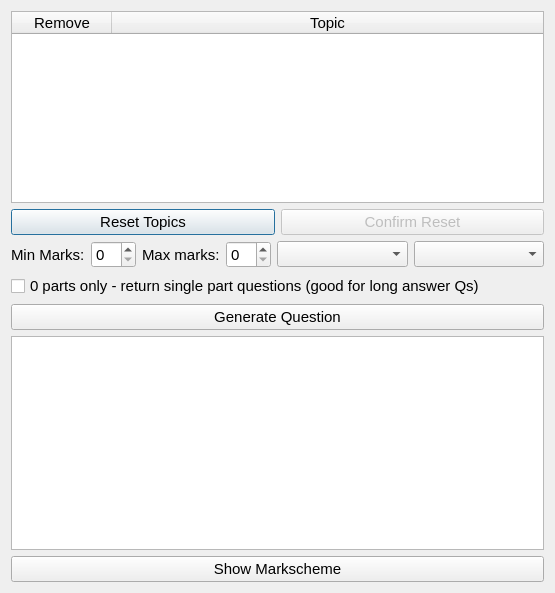
This is QT/RandomQuestion.ui in Daniel-CG-Wright/ExamPaperProject as Qt 5 draws it before an edit. The edited form follows.
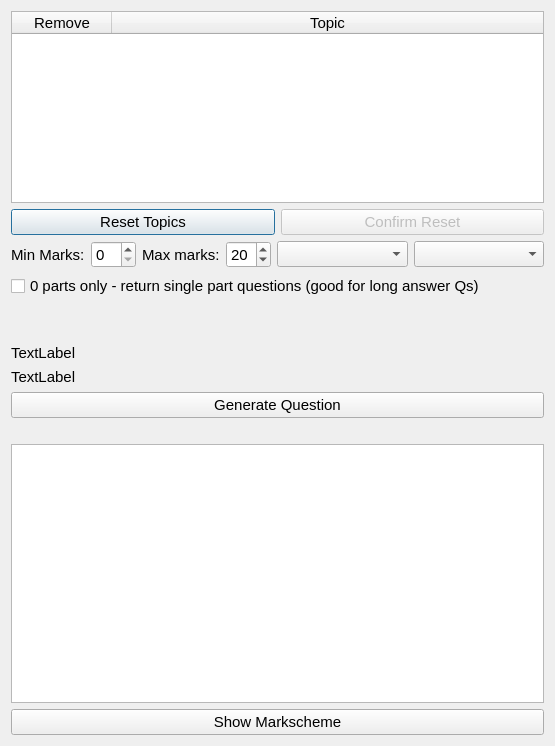
This is the edited form.

Commit message: Random question generator works, and exposes all our issues with the questions we parse from pdfs. Some weird problem with the topics table prevents topics from being deleted though, so in the next commit we will remove this functionality until we maybe find a fix.

Patch:
```diff
--- a/QT/RandomQuestion.ui
+++ b/QT/RandomQuestion.ui
@@ -7,7 +7,7 @@
     <x>0</x>
     <y>0</y>
     <width>555</width>
-    <height>593</height>
+    <height>746</height>
    </rect>
   </property>
   <property name="font">
@@ -50,15 +50,15 @@
    </item>
    <item>
     <layout class="QHBoxLayout" name="horizontalLayout_2">
-     <item>
-      <widget class="QPushButton" name="pbConfirmReset">
-       <property name="text">
-        <string>Reset Topics</string>
-       </property>
-      </widget>
-     </item>
      <item>
       <widget class="QPushButton" name="pbResetTopics">
+       <property name="text">
+        <string>Reset Topics</string>
+       </property>
+      </widget>
+     </item>
+     <item>
+      <widget class="QPushButton" name="pbConfirmReset">
        <property name="enabled">
         <bool>false</bool>
        </property>
@@ -89,7 +89,11 @@
       </widget>
      </item>
      <item>
-      <widget class="QSpinBox" name="sbMax"/>
+      <widget class="QSpinBox" name="sbMax">
+       <property name="value">
+        <number>20</number>
+       </property>
+      </widget>
      </item>
      <item>
       <widget class="QComboBox" name="cbLevel"/>
@@ -106,6 +110,36 @@
      </property>
     </widget>
    </item>
+   <item>
+    <spacer name="verticalSpacer">
+     <property name="orientation">
+      <enum>Qt::Vertical</enum>
+     </property>
+     <property name="sizeType">
+      <enum>QSizePolicy::Fixed</enum>
+     </property>
+     <property name="sizeHint" stdset="0">
+      <size>
+       <width>20</width>
+       <height>40</height>
+      </size>
+     </property>
+    </spacer>
+   </item>
+   <item>
+    <widget class="QLabel" name="lNumberOfQs">
+     <property name="text">
+      <string>TextLabel</string>
+     </property>
+    </widget>
+   </item>
+   <item>
+    <widget class="QLabel" name="lNumberOfUniques">
+     <property name="text">
+      <string>TextLabel</string>
+     </property>
+    </widget>
+   </item>
    <item>
     <widget class="QPushButton" name="pbGenerate">
      <property name="text">
@@ -114,7 +148,30 @@
     </widget>
    </item>
    <item>
-    <widget class="QTextEdit" name="teRandomQuestion"/>
+    <spacer name="verticalSpacer_2">
+     <property name="orientation">
+      <enum>Qt::Vertical</enum>
+     </property>
+     <property name="sizeType">
+      <enum>QSizePolicy::Fixed</enum>
+     </property>
+     <property name="sizeHint" stdset="0">
+      <size>
+       <width>20</width>
+       <height>20</height>
+      </size>
+     </property>
+    </spacer>
+   </item>
+   <item>
+    <widget class="QTextEdit" name="teRandomQuestion">
+     <property name="sizePolicy">
+      <sizepolicy hsizetype="Expanding" vsizetype="MinimumExpanding">
+       <horstretch>0</horstretch>
+       <verstretch>0</verstretch>
+      </sizepolicy>
+     </property>
+    </widget>
    </item>
    <item>
     <widget class="QPushButton" name="pbViewMarkscheme">
```
The commit also changes 4 other files.
